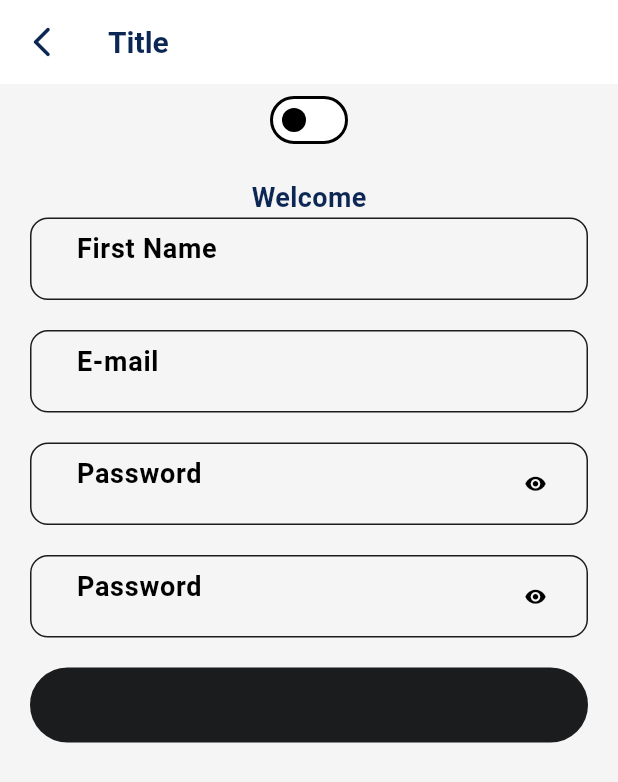
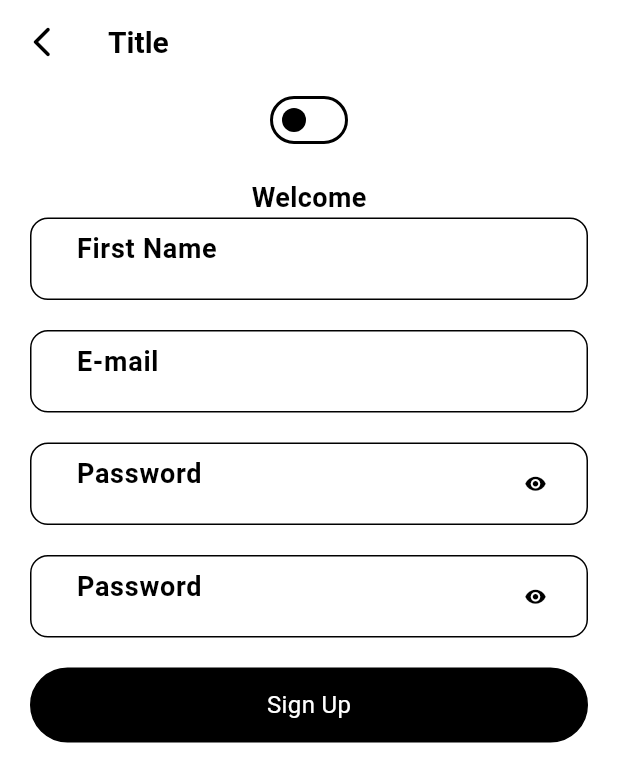
Before and after one commit to IsaacFapohunda/Flutter-userauthentication-blog-and-movies-app, a Flutter app: the screen it shows after launch, on a phone screen of 412 x 824 dp. Shown: the top 782 px of the screen. Run offline on Flutter 3.47's test engine with Material 3 defaults, Android fonts, the phone set to English and light mode, and no system bars; our stand-ins replace connectivity_plus, dio, either_dart, flutter_dotenv, flutter_riverpod, flutter_screenutil and 6 more; missing offline and left inert: mixpanel_flutter; Roboto replaces fonts that are missing (SegUI).

Commit message:
surrendered app for now

```diff
--- a/lib/main.dart
+++ b/lib/main.dart
@@ -41,6 +41,7 @@ Future<void> main() async{
     DeviceOrientation.landscapeLeft,
     DeviceOrientation.landscapeRight,
   ]);
+
 
 
 
--- a/lib/model/data/token_repository.dart
+++ b/lib/model/data/token_repository.dart
@@ -88,8 +88,8 @@ class TokenRepositoryImpl implements TokenRepository{
   //       .updateUserCredentials(_userCredentials.copyWithToken(null, null));
   //   await tokenRepository.deleteUserCredentials();
   //   // await refreshUser();
-  //   mixpanel.track("USER LOGGED OUT", properties: {});
-  //   Get.offAll(() => const LoginScreen());
+  //   maybe mix panel it
+  //   Go back to login screen
   // }
 
 }
--- a/lib/model/movie/services.dart
+++ b/lib/model/movie/services.dart
@@ -5,6 +5,9 @@ import 'package:flutter_riverpod/flutter_riverpod.dart';
 import 'package:flutter_dotenv/flutter_dotenv.dart';
 import 'card_model.dart';
 
+
+///so i extracted this code from a movies personal app i made with Get and http package in order to
+///have a mutli feature app, would sort it out
 
 final movieRequestProvider = Provider<MovieRequest>((ref)=>MovieRequest());
 
--- a/lib/model/state/signup_state.dart
+++ b/lib/model/state/auth_state.dart
@@ -1,35 +1,39 @@
 import 'package:springboot_flutter_bloggingapp/model/general_services/api_result.dart';
 
-class SignupState{
+class AuthState{
   final ApiResult<bool> request;
   final bool firstNameError;
   final bool emailError;
   final bool passwordError;
   final bool confirmPasswordError;
   final String errorMessage;
+  final bool wrongOtpCodeError;
 
-  const SignupState({
+
+  const AuthState({
     required this.request,
     this.firstNameError = false,
     this.emailError = false,
     this.passwordError = false,
     this.confirmPasswordError = false,
-    this.errorMessage = ''
+    this.errorMessage = '',
+    this.wrongOtpCodeError = false,
 });
 
-  factory SignupState.initial(){
-    return SignupState(request: ApiResult.idle(),);
+  factory AuthState.initial(){
+    return AuthState(request: ApiResult.idle(),);
   }
 
-  SignupState copyWith({
+  AuthState copyWith({
     ApiResult<bool>? request,
     bool? firstNameError,
     bool? emailError,
     bool? passwordError,
     bool? confirmPasswordError,
     String? errorMessage,
+    bool? wrongOtpCodeError,
 }) {
-    return SignupState(
+    return AuthState(
         request: request ?? this.request,
       firstNameError: firstNameError ?? this.firstNameError,
       emailError: emailError ?? this.emailError,
@@ -37,6 +41,7 @@ class SignupState{
       confirmPasswordError:
       confirmPasswordError ?? this.confirmPasswordError,
       errorMessage: errorMessage ?? this.errorMessage,
+      wrongOtpCodeError: wrongOtpCodeError ?? this.wrongOtpCodeError
 
     );
 }
--- a/lib/model/theme/app_color.dart
+++ b/lib/model/theme/app_color.dart
@@ -2,28 +2,23 @@ import 'package:flutter/material.dart';
 const primaryColors = MaterialColor(
  0xFF30475E, // primaryColor
  <int, Color>{
-  50: primaryColor,
-  100: primaryColor,
-  200: primaryColor,
-  300: primaryColor,
-  400: primaryColor,
-  500: primaryColor,
-  600: primaryColor,
-  700: primaryColor,
-  800: primaryColor,
-  900: primaryColor,
+  50:kPrimaryColor,
+  100: kPrimaryColor,
+  200: kPrimaryColor,
+  300: kPrimaryColor,
+  400: kPrimaryColor,
+  500: kPrimaryColor,
+  600: kPrimaryColor,
+  700: kPrimaryColor,
+  800: kPrimaryColor,
+  900: kPrimaryColor,
  },
 );
 
 
 
-const primaryColor = Color(0Xff0D2755);
-const secondarycolor = Color(0XffDBECFF);
-
   const kPrimaryColor = Color(0Xff00ed85);
-  const kWhite = Color(0xFFFFFF);
   const kSecondaryColor = Color.fromARGB(255, 242, 154, 72);
- const Color kBlack = Color(0xFF1B1C1E);
   Color grey1 = const Color(0xFF333333);
   Color grey2 = const Color(0xFF4F4F4F);
   Color grey3 = const Color(0xFF828282);
@@ -42,13 +37,13 @@ const secondarycolor = Color(0XffDBECFF);
 
 //
 // const primaryColor = Color(0xFF30475E);
-const backgroundColorLightTheme = Color(0xFFF5F5F5);
-const backgroundColorDarkTheme = Color(0xFF041C32);
+const backgroundColorLightThemeWhite = Color(0xFFFFFFFF);
+const backgroundColorDarkThemeDark = Color(0xFF000000);
 const accentColor = Color(0xFFC92BCE);
 const splashBackColor1 = Color(0xFF13123F);
 const splashBackColor2 = Color(0xFFD932C7);
-const whiteColor = Color(0xFFFFFFFF);
-const blackColor = Color(0xFF000000);
+const kWhite = Color(0xFFFFFFFF);
+const kBlack = Color(0xFF000000);
 
 const onboardingButtonColor1 = Color(0xFF21005D);
 const onboardingButtonColor2 = Color(0xFFD932C7);
--- a/lib/model/theme/change_theme_button_widget.dart
+++ b/lib/model/theme/change_theme_button_widget.dart
@@ -1,6 +1,7 @@
 import 'package:flutter/material.dart';
 import 'package:flutter_riverpod/flutter_riverpod.dart';
 import 'package:provider/provider.dart';
+import 'package:springboot_flutter_bloggingapp/model/theme/app_color.dart';
 import 'package:springboot_flutter_bloggingapp/model/theme/theme_provider.dart';
 
 class ChangeThemeButtonWidget extends ConsumerStatefulWidget {
@@ -15,6 +16,7 @@ class _ChangeThemeButtonWidgetState extends ConsumerState<ChangeThemeButtonWidge
   Widget build(BuildContext context) {
     final themeProvider = ref.watch(themeDataProvider);
     return Switch.adaptive(
+      activeTrackColor: kWhite,
       value: themeProvider.isDarkMode,
       onChanged: (value) {
         themeProvider.toggleTheme(isOn: value);
--- a/lib/model/theme/theme_provider.dart
+++ b/lib/model/theme/theme_provider.dart
@@ -29,6 +29,7 @@ class ThemeProvider extends ChangeNotifier {
     if (isOn) {
       themeMode = ThemeMode.dark;
       await prefs.setBool('isDarkTheme', true);
+
     } else {
       themeMode = ThemeMode.light;
       await prefs.setBool('isDarkTheme', false);
@@ -45,29 +46,28 @@ class ThemeProvider extends ChangeNotifier {
 
 class AppThemes {
   static final darkTheme = ThemeData(
-      scaffoldBackgroundColor: backgroundColorDarkTheme,
+      scaffoldBackgroundColor: backgroundColorDarkThemeDark,
       colorScheme: const ColorScheme.dark(),
       fontFamily: 'SegUI',
-      primaryColor: whiteColor,
+      primaryColor: kWhite,
       textTheme: const TextTheme(
         bodyLarge: TextStyle(
-          color: whiteColor,
+          color: kWhite,
           fontWeight: FontWeight.bold,
           fontSize: 18,
         ),
         bodyMedium: TextStyle(
-          color: whiteColor,
+          color: kWhite,
           fontSize: 16,
         ),
       ),
-      iconTheme: const IconThemeData(color: whiteColor),
-      cardColor: primaryColor,
-      appBarTheme: const AppBarTheme(
-
-        backgroundColor: primaryColor,
-        surfaceTintColor: primaryColor,
-        titleTextStyle: TextStyle(
-          color: whiteColor,
+      iconTheme: const IconThemeData(color: kWhite),
+      cardColor: kPrimaryColor,
+      appBarTheme: AppBarTheme(
+        backgroundColor: grey2,
+        surfaceTintColor: grey2,
+        titleTextStyle: const TextStyle(
+          color: kWhite,
           fontWeight: FontWeight.bold,
           fontSize: 20,
         ),
@@ -80,47 +80,47 @@ class AppThemes {
         color: indicatorColor1,
         refreshBackgroundColor: indicatorColor3,
       ),
-      highlightColor: primaryColor.withOpacity(0.2),
+      highlightColor: kPrimaryColor.withOpacity(0.2),
       indicatorColor: accentColor,
       shadowColor: Colors.transparent,
       canvasColor: Colors.black.withOpacity(0.7)
   );
 
   static final lightTheme = ThemeData(
-      scaffoldBackgroundColor: backgroundColorLightTheme,
+      scaffoldBackgroundColor: backgroundColorLightThemeWhite,
       colorScheme: const ColorScheme.light(),
       fontFamily: 'SegUI',
       primarySwatch: primaryColors,
-      primaryColor: primaryColor,
+      primaryColor: kBlack,
       textTheme: const TextTheme(
         bodyLarge: TextStyle(
-          color: primaryColor,
+          color: kBlack,
           fontWeight: FontWeight.bold,
           fontSize: 18,
         ),
-        bodyMedium: TextStyle(color: primaryColor, fontSize: 16),
+        bodyMedium: TextStyle(color: kBlack, fontSize: 16),
       ),
       floatingActionButtonTheme: const FloatingActionButtonThemeData(
         backgroundColor: accentColor,
       ),
-      iconTheme: const IconThemeData(color: primaryColor),
-      cardColor: whiteColor,
+      iconTheme: const IconThemeData(color: kPrimaryColor),
+      cardColor: kWhite,
       appBarTheme: const AppBarTheme(
-        surfaceTintColor: whiteColor,
-        backgroundColor: whiteColor,
+        surfaceTintColor: kWhite,
+        backgroundColor: kWhite,
         titleTextStyle: TextStyle(
-          color: primaryColor,
+          color: kBlack,
           fontWeight: FontWeight.bold,
           fontSize: 20,
         ),
-        iconTheme: IconThemeData(color: primaryColor),
+        iconTheme: IconThemeData(color: kBlack),
       ),
       progressIndicatorTheme: const ProgressIndicatorThemeData(
         linearTrackColor: indicatorColor2,
         color: indicatorColor1,
         refreshBackgroundColor: indicatorColor3,
       ),
-      highlightColor: primaryColor.withOpacity(0.2),
+      highlightColor: kPrimaryColor.withOpacity(0.2),
       indicatorColor: accentColor,
       shadowColor: Colors.grey[400],
       canvasColor: Colors.white.withOpacity(0.5)
--- a/lib/view/screens/Signup_screen.dart
+++ b/lib/view/screens/Signup_screen.dart
@@ -10,7 +10,7 @@ import 'package:loading_animation_widget/loading_animation_widget.dart';
 import 'package:provider/provider.dart';
 import 'package:springboot_flutter_bloggingapp/model/general_services/api_result.dart';
 import 'package:springboot_flutter_bloggingapp/model/provider/navigation_bar_provider.dart';
-import 'package:springboot_flutter_bloggingapp/model/provider/signup_notifier.dart';
+import 'package:springboot_flutter_bloggingapp/model/provider/auth_notifier.dart';
 import 'package:springboot_flutter_bloggingapp/model/requests/login_request.dart';
 import 'package:springboot_flutter_bloggingapp/model/requests/sign_up_request.dart';
 import 'package:springboot_flutter_bloggingapp/model/theme/change_theme_button_widget.dart';
@@ -21,7 +21,7 @@ import 'package:springboot_flutter_bloggingapp/model/theme/app_color.dart';
 import '../../model/gen/assets.gen.dart';
 import '../../model/general_services/auth_services.dart';
 import '../../model/internet/internet.dart';
-import '../../model/state/signup_state.dart';
+import '../../model/state/auth_state.dart';
 import '../utilities/constants.dart';
 import '../utilities/custom_text_field.dart';
 import '../utilities/screen_util.dart';
@@ -65,11 +65,6 @@ class _SignupScreenState extends ConsumerState<SignupScreen> with TickerProvider
 
 
 
-  bool isValidEmail(String email) {
-    final RegExp emailRegex = RegExp(r'^[\w-]+(\.[\w-]+)*@[\w-]+(\.[\w-]+)+$');
-    return emailRegex.hasMatch(email);
-  }
-
   @override
    initState() {
     // TODO: implement initState
@@ -109,6 +104,7 @@ class _SignupScreenState extends ConsumerState<SignupScreen> with TickerProvider
     super.dispose();
   }
 
+  //api exception already does this aiit
   Future<bool> noInternet() async{
     final connectivity = ref.read(internetProvider);
     if(connectivity.status == ConnectivityStatus.disconnected){
@@ -129,7 +125,7 @@ class _SignupScreenState extends ConsumerState<SignupScreen> with TickerProvider
 
   void submit() async{
     if(await noInternet()) return;
-    ref.read(signUpProvider.notifier).signUp(
+    ref.read(authProvider.notifier).signUp(
         firstName: firstNameController.text,
         email: emailController.text,
         password: passwordController.text,
@@ -142,11 +138,11 @@ class _SignupScreenState extends ConsumerState<SignupScreen> with TickerProvider
   Widget build(BuildContext context) {
     height: MediaQuery.of(context).size.height;
     final internetState = ref.watch(internetProvider);
-    final signupState = ref.watch(signUpProvider);
+    final signupState = ref.watch(authProvider);
 
 
 
-    ref.listen<SignupState>(signUpProvider, (previous, next) {
+    ref.listen<AuthState>(authProvider, (previous, next) {
       if (next.request.isSuccess) {
         Navigator.push(context, MaterialPageRoute(builder: (context) => const VerificationScreen(email: '',)));
 
--- a/lib/view/screens/movie_screen.dart
+++ b/lib/view/screens/movie_screen.dart
@@ -102,7 +102,7 @@ class _MoviesScreenState extends ConsumerState<MoviesScreen> {
                       return Padding(
                         padding: const EdgeInsets.all(15.0),
                         child: Container(
-                          color: primaryColor,
+                          color:kPrimaryColor,
                           height: 300,
                           width: 300,
                           child: Padding(
--- a/lib/view/screens/movie_splash.dart
+++ b/lib/view/screens/movie_splash.dart
@@ -34,7 +34,7 @@ class _Splash1State extends State<Splash1> {
     Size size = MediaQuery.of(context).size;
 
     return Scaffold(
-        backgroundColor: primaryColor,
+        backgroundColor: kPrimaryColor,
         body:
         Align(
           alignment: Alignment.center,
--- a/lib/view/screens/search_movie.dart
+++ b/lib/view/screens/search_movie.dart
@@ -126,7 +126,7 @@ class _SearchMovieState extends State<SearchMovie> {
                               return Padding(
                                 padding: const EdgeInsets.all(15.0),
                                 child: Container(
-                                  color: primaryColor,
+                                  color: kPrimaryColor,
                                   height: 300,
                                   width: 300,
                                   child: Padding(
--- a/lib/view/utilities/app_button.dart
+++ b/lib/view/utilities/app_button.dart
@@ -31,15 +31,16 @@ class AppButton extends StatelessWidget {
             borderRadius: BorderRadius.circular(30),
             color: Theme.of(context).brightness == Brightness.dark
                 ? kWhite
-                : kBlack),
+                : kBlack
+        ),
         child: Center(
           child: Text(
               label,
             style: TextStyle(
               color:
               Theme.of(context).brightness == Brightness.dark
-                ? kWhite
-                : kBlack
+                ? kBlack
+                : kWhite
               ,
             ),
           ),
--- a/lib/view/utilities/textstyle.dart
+++ b/lib/view/utilities/textstyle.dart
@@ -90,7 +90,7 @@ body4(color, decoration) {
 
 apptextstyle(){
   return TextStyle(
-    color: primaryColor,
+    color:  kPrimaryColor,
   );
 }
 
```
Also changed, not shown: lib/model/general_services/http.dart (deleted, +0 -48 lines), lib/model/provider/auth_notifier.dart (renamed from lib/model/provider/signup_notifier.dart, +40 -14 lines), lib/view/screens/verification_screen.dart (+69 -110 lines), lib/view_model/utilities.dart (+4 -4 lines), lib/model/state/verification_state.dart (added).
